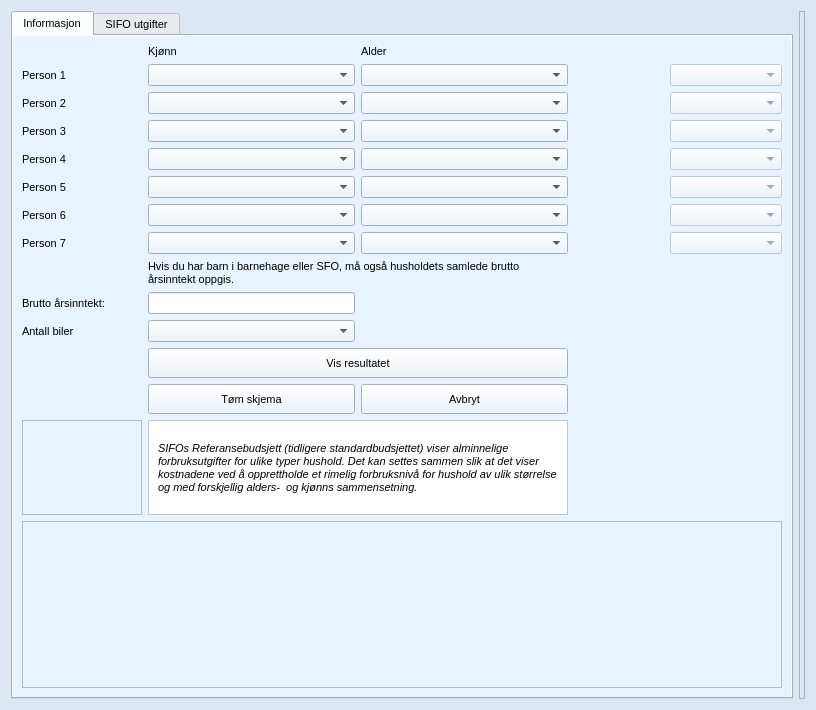
seemir/stressa, file source/ui/views/forms/sifo_form.ui: the form before one commit.
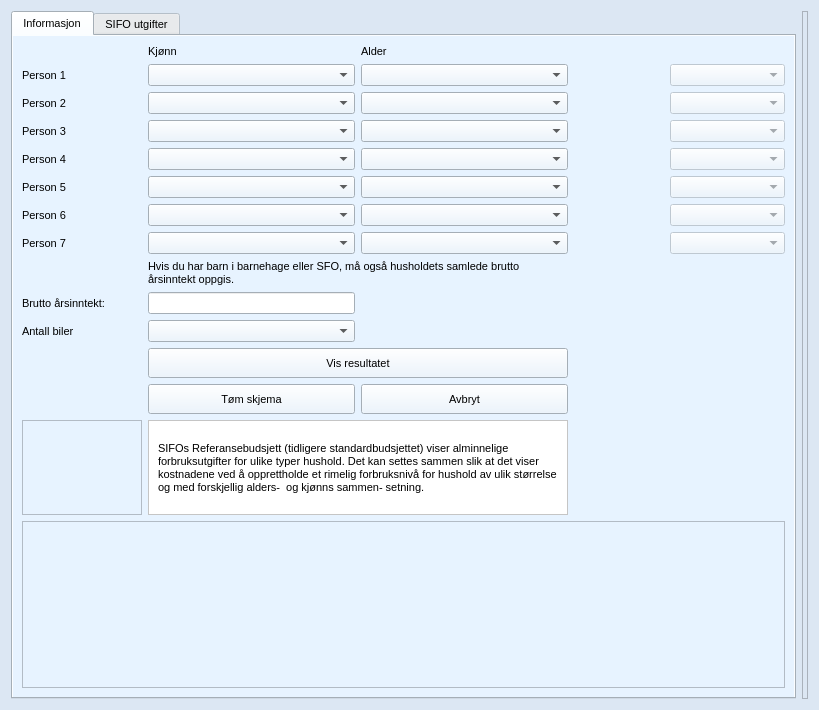
The form after the commit. Icons and pictures are not drawn.

Diff of the .ui file:
```diff
--- a/source/ui/views/forms/sifo_form.ui
+++ b/source/ui/views/forms/sifo_form.ui
@@ -6,7 +6,7 @@
    <rect>
     <x>0</x>
     <y>0</y>
-    <width>816</width>
+    <width>819</width>
     <height>682</height>
    </rect>
   </property>
@@ -462,7 +462,7 @@
      </property>
      <property name="minimumSize">
       <size>
-       <width>782</width>
+       <width>785</width>
        <height>0</height>
       </size>
      </property>
@@ -1437,11 +1437,11 @@
              <font>
               <family>Segoe UI</family>
               <pointsize>8</pointsize>
-              <italic>true</italic>
+              <italic>false</italic>
              </font>
             </property>
             <property name="text">
-             <string>SIFOs Referansebudsjett (tidligere standardbudsjettet) viser alminnelige forbruksutgifter for ulike typer hushold. Det kan settes sammen slik at det viser kostnadene ved å opprettholde et rimelig forbruksnivå for hushold av ulik størrelse og med forskjellig alders-  og kjønns sammensetning. </string>
+             <string>SIFOs Referansebudsjett (tidligere standardbudsjettet) viser alminnelige forbruksutgifter for ulike typer hushold. Det kan settes sammen slik at det viser kostnadene ved å opprettholde et rimelig forbruksnivå for hushold av ulik størrelse og med forskjellig alders-  og kjønns sammen- setning. </string>
             </property>
             <property name="alignment">
              <set>Qt::AlignLeading|Qt::AlignLeft|Qt::AlignVCenter</set>
```
